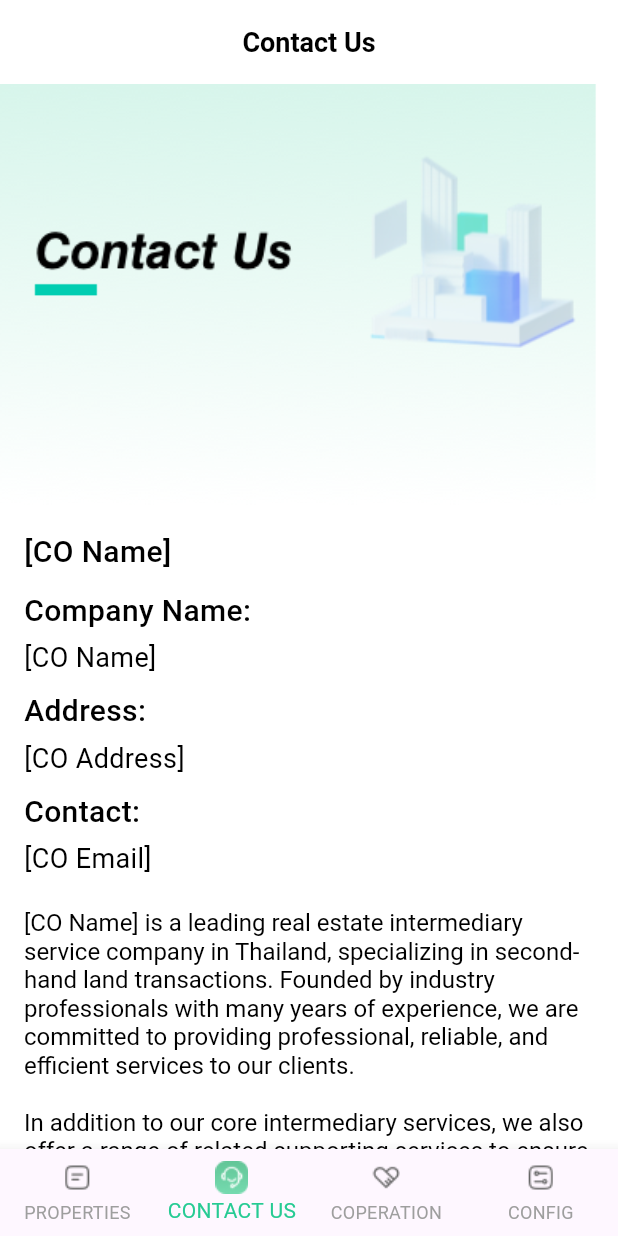
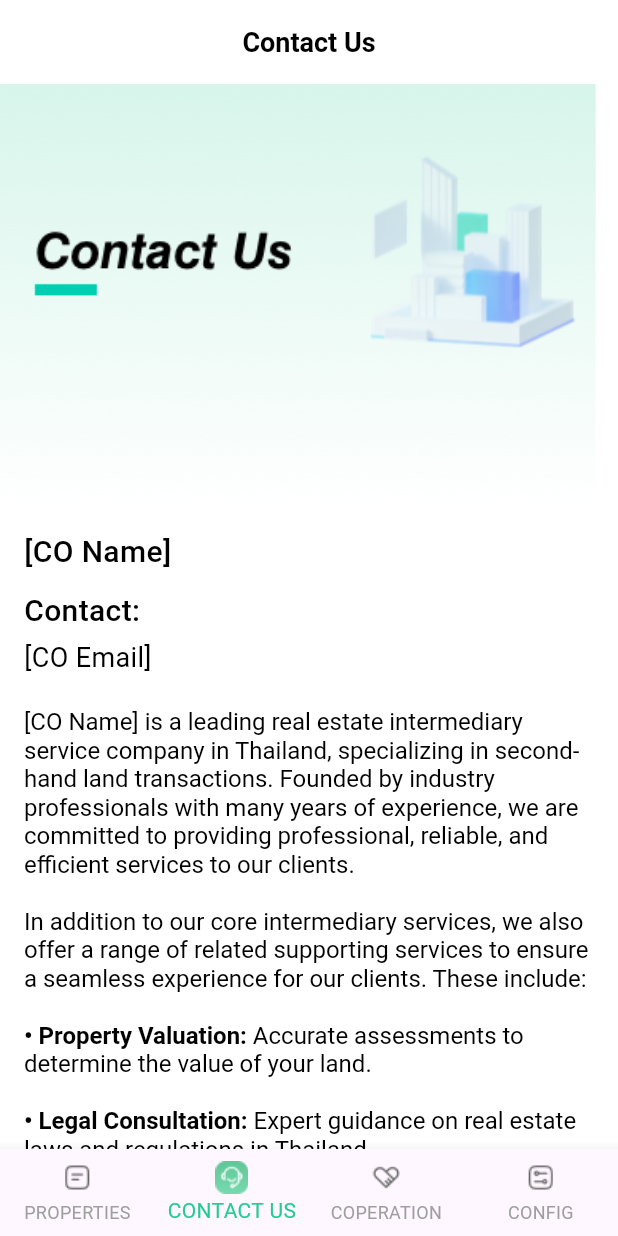
Before and after one commit to Programm3/property_management, a Flutter app: the ContactPage screen opened by its route, on a phone screen of 412 x 824 dp. Run offline on Flutter 3.47's test engine with Material 3 defaults, Android fonts, the phone set to English and light mode, and no system bars; our stand-ins replace connectivity_plus, flutter_dotenv, flutter_svg, fluttertoast, go_router, shared_preferences; accounts and stored records are empty; network calls fail.

Commit message:
Remove companyName and companyAddress from ContactPage

```diff
--- a/lib/src/views/contact_page.dart
+++ b/lib/src/views/contact_page.dart
@@ -14,7 +14,7 @@ class ContactPage extends StatelessWidget {
   Widget build(BuildContext context) {
     final languageProvider = Provider.of<LanguageProvider>(context);
     final companyName = dotenv.env['COMPANY_NAME'] ?? "[CO Name]";
-    final companyAddress = dotenv.env['COMPANY_ADDRESS'] ?? "[CO Address]";
+    // final companyAddress = dotenv.env['COMPANY_ADDRESS'] ?? "[CO Address]";
     final companyEmail = dotenv.env['COMPANY_EMAIL'] ?? "[CO Email]";
 
     final currentLanguageCode = languageProvider.currentLocale.languageCode;
@@ -65,58 +65,6 @@ class ContactPage extends StatelessWidget {
                     ),
                   ),
                   const SizedBox(height: 10),
-                  Padding(
-                    padding: const EdgeInsets.only(bottom: 8.0),
-                    child: Column(
-                      crossAxisAlignment: CrossAxisAlignment.start,
-                      children: [
-                        Text(
-                          AppLocalizations.of(context).translate('companyName'),
-                          style: TextStyle(
-                            fontSize: 20,
-                            fontWeight: FontWeight.w500,
-                            color: Colors.black,
-                          ),
-                        ),
-                        const SizedBox(height: 4),
-                        Text(
-                          companyName,
-                          style: TextStyle(
-                            fontSize: 18,
-                            fontWeight: FontWeight.w400,
-                            color: Colors.black,
-                          ),
-                        ),
-                      ],
-                    ),
-                  ),
-                  Padding(
-                    padding: const EdgeInsets.only(bottom: 8.0),
-                    child: Column(
-                      crossAxisAlignment: CrossAxisAlignment.start,
-                      children: [
-                        Text(
-                          AppLocalizations.of(
-                            context,
-                          ).translate('companyAddress'),
-                          style: TextStyle(
-                            fontSize: 20,
-                            fontWeight: FontWeight.w500,
-                            color: Colors.black,
-                          ),
-                        ),
-                        const SizedBox(height: 4),
-                        Text(
-                          companyAddress,
-                          style: TextStyle(
-                            fontSize: 18,
-                            fontWeight: FontWeight.w400,
-                            color: Colors.black,
-                          ),
-                        ),
-                      ],
-                    ),
-                  ),
                   Padding(
                     padding: const EdgeInsets.only(bottom: 8.0),
                     child: Column(
```
